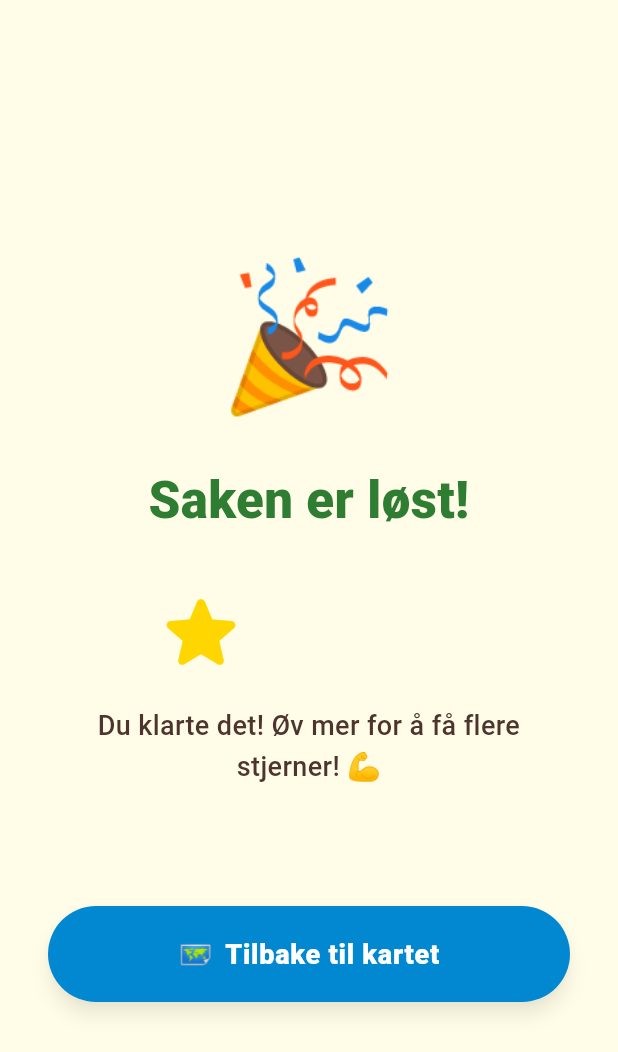
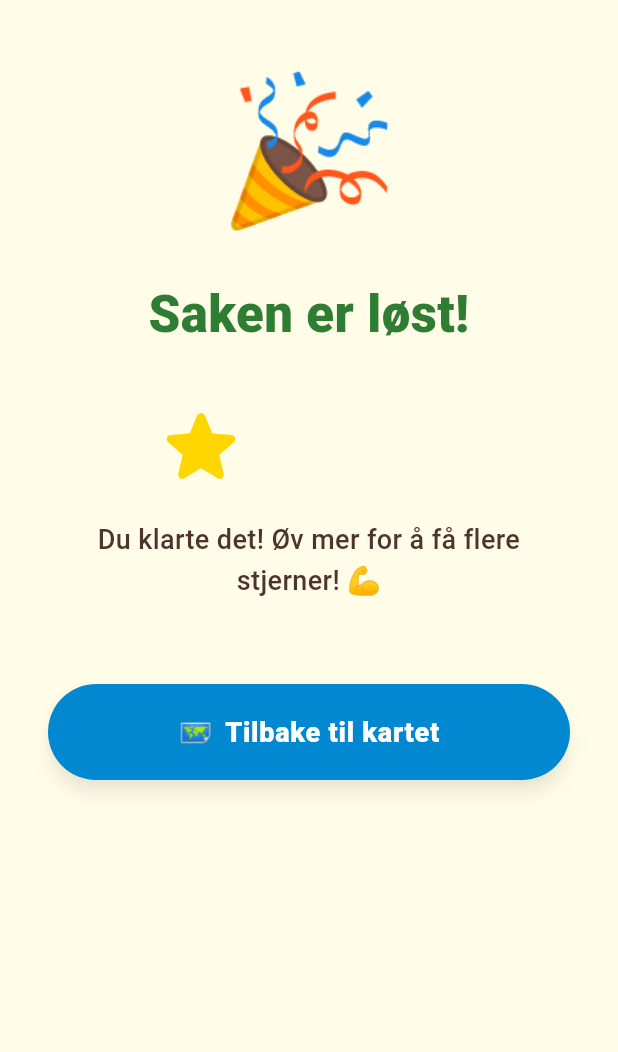
Before and after one commit to Lillemeg83/solid-robot, a Flutter app: the RewardScreen screen opened directly with empty values, on a phone screen of 412 x 824 dp. Shown: the top 1052 px of the screen. Run offline on Flutter 3.47's test engine with Material 3 defaults, Android fonts, the phone set to English and light mode, and no system bars; our stand-ins replace flutter_riverpod, go_router, shared_preferences; accounts and stored records are empty.

Commit message:
Fix reward screen layout overflow (scroll + Expanded text)

```diff
--- a/lib/features/reward/reward_screen.dart
+++ b/lib/features/reward/reward_screen.dart
@@ -91,10 +91,9 @@ class _RewardScreenState extends ConsumerState<RewardScreen>
     return Scaffold(
       backgroundColor: DdTheme.backgroundWarm,
       body: SafeArea(
-        child: Padding(
+        child: SingleChildScrollView(
           padding: const EdgeInsets.all(DdTheme.spaceXL),
           child: Column(
-            mainAxisAlignment: MainAxisAlignment.center,
             crossAxisAlignment: CrossAxisAlignment.stretch,
             children: [
               // Character celebration
@@ -143,22 +142,23 @@ class _RewardScreenState extends ConsumerState<RewardScreen>
                         color: DdTheme.starGold.withValues(alpha: 0.5), width: 2),
                   ),
                   child: Row(
-                    mainAxisAlignment: MainAxisAlignment.center,
                     children: [
                       const Text('📖', style: TextStyle(fontSize: 24)),
                       const SizedBox(width: DdTheme.spaceS),
-                      Text(
-                        '${character.name} ${character.emoji} er lagt til i detektivboken!',
-                        style: const TextStyle(
-                          fontWeight: FontWeight.w700,
-                          fontSize: 15,
-                          color: DdTheme.warmBrown,
+                      Expanded(
+                        child: Text(
+                          '${character.name} ${character.emoji} er lagt til i detektivboken!',
+                          style: const TextStyle(
+                            fontWeight: FontWeight.w700,
+                            fontSize: 15,
+                            color: DdTheme.warmBrown,
+                          ),
                         ),
                       ),
                     ],
                   ),
                 ),
-              const SizedBox(height: DdTheme.spaceXXL),
+              const SizedBox(height: DdTheme.spaceL),
 
               // Navigation buttons
               if (nextMystery != null)
```
